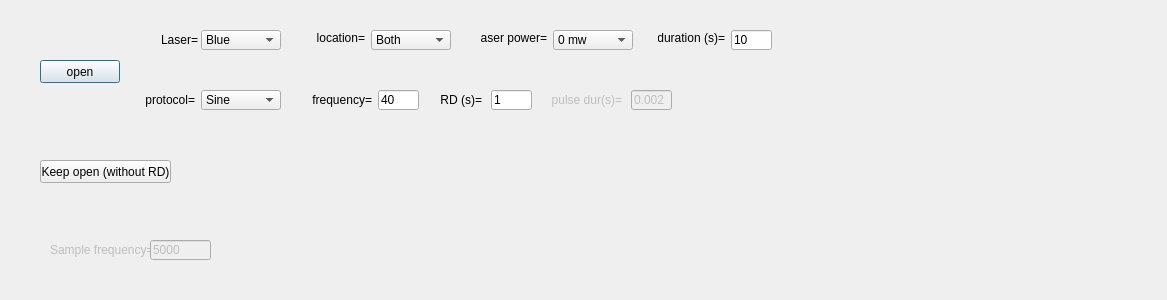
Qt form src/foraging_gui/CalibrationLaser.ui (AllenNeuralDynamics/dynamic-foraging-task) before a commit.
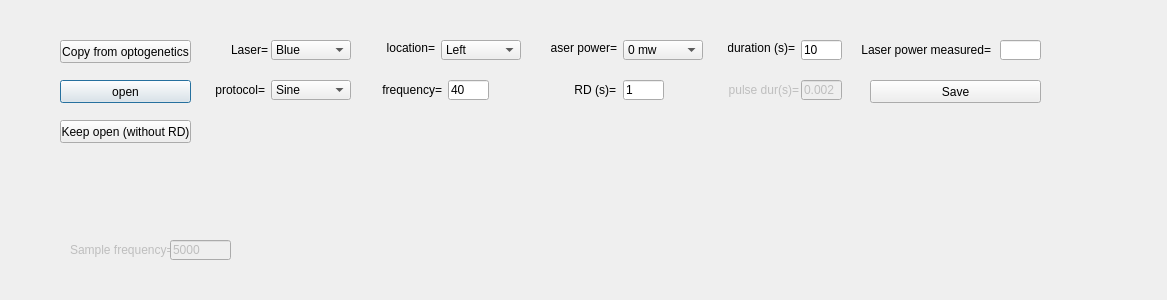
The same form after that commit.

Commit message: Optimized laser calibration code

The edit to the form file:
```diff
--- a/src/foraging_gui/CalibrationLaser.ui
+++ b/src/foraging_gui/CalibrationLaser.ui
@@ -22,8 +22,8 @@
   <widget class="QLineEdit" name="Frequency_1">
    <property name="geometry">
     <rect>
-     <x>378</x>
-     <y>90</y>
+     <x>448</x>
+     <y>80</y>
      <width>41</width>
      <height>20</height>
     </rect>
@@ -41,8 +41,8 @@
   <widget class="QComboBox" name="Protocol_1">
    <property name="geometry">
     <rect>
-     <x>201</x>
-     <y>90</y>
+     <x>271</x>
+     <y>80</y>
      <width>80</width>
      <height>20</height>
     </rect>
@@ -72,8 +72,8 @@
   <widget class="QComboBox" name="Location_1">
    <property name="geometry">
     <rect>
-     <x>371</x>
-     <y>30</y>
+     <x>441</x>
+     <y>40</y>
      <width>80</width>
      <height>20</height>
     </rect>
@@ -84,6 +84,9 @@
      <verstretch>0</verstretch>
     </sizepolicy>
    </property>
+   <property name="currentIndex">
+    <number>1</number>
+   </property>
    <item>
     <property name="text">
      <string>Both</string>
@@ -108,8 +111,8 @@
   <widget class="QLabel" name="label1_12">
    <property name="geometry">
     <rect>
-     <x>144</x>
-     <y>90</y>
+     <x>214</x>
+     <y>80</y>
      <width>51</width>
      <height>20</height>
     </rect>
@@ -133,8 +136,8 @@
   <widget class="QLabel" name="label1_14">
    <property name="geometry">
     <rect>
-     <x>431</x>
-     <y>90</y>
+     <x>565</x>
+     <y>80</y>
      <width>51</width>
      <height>20</height>
     </rect>
@@ -158,8 +161,8 @@
   <widget class="QComboBox" name="LaserPower_1">
    <property name="geometry">
     <rect>
-     <x>553</x>
-     <y>30</y>
+     <x>623</x>
+     <y>40</y>
      <width>80</width>
      <height>20</height>
     </rect>
@@ -204,8 +207,8 @@
   <widget class="QLineEdit" name="Duration_1">
    <property name="geometry">
     <rect>
-     <x>731</x>
-     <y>30</y>
+     <x>801</x>
+     <y>40</y>
      <width>41</width>
      <height>20</height>
     </rect>
@@ -223,8 +226,8 @@
   <widget class="QLineEdit" name="RD_1">
    <property name="geometry">
     <rect>
-     <x>491</x>
-     <y>90</y>
+     <x>623</x>
+     <y>80</y>
      <width>41</width>
      <height>20</height>
     </rect>
@@ -242,8 +245,8 @@
   <widget class="QComboBox" name="Laser_1">
    <property name="geometry">
     <rect>
-     <x>201</x>
-     <y>30</y>
+     <x>271</x>
+     <y>40</y>
      <width>80</width>
      <height>20</height>
     </rect>
@@ -283,8 +286,8 @@
   <widget class="QLabel" name="label1_1">
    <property name="geometry">
     <rect>
-     <x>161</x>
-     <y>30</y>
+     <x>231</x>
+     <y>40</y>
      <width>41</width>
      <height>20</height>
     </rect>
@@ -305,8 +308,8 @@
    </property>
    <property name="geometry">
     <rect>
-     <x>631</x>
-     <y>90</y>
+     <x>801</x>
+     <y>80</y>
      <width>41</width>
      <height>20</height>
     </rect>
@@ -327,8 +330,8 @@
   <widget class="QLabel" name="label1_13">
    <property name="geometry">
     <rect>
-     <x>301</x>
-     <y>90</y>
+     <x>371</x>
+     <y>80</y>
      <width>71</width>
      <height>20</height>
     </rect>
@@ -352,8 +355,8 @@
   <widget class="QLabel" name="label1_2">
    <property name="geometry">
     <rect>
-     <x>317</x>
-     <y>30</y>
+     <x>387</x>
+     <y>40</y>
      <width>48</width>
      <height>16</height>
     </rect>
@@ -380,8 +383,8 @@
    </property>
    <property name="geometry">
     <rect>
-     <x>551</x>
-     <y>90</y>
+     <x>728</x>
+     <y>80</y>
      <width>71</width>
      <height>20</height>
     </rect>
@@ -405,8 +408,8 @@
   <widget class="QLabel" name="label1_5">
    <property name="geometry">
     <rect>
-     <x>658</x>
-     <y>30</y>
+     <x>728</x>
+     <y>40</y>
      <width>67</width>
      <height>16</height>
     </rect>
@@ -430,8 +433,8 @@
   <widget class="QLabel" name="label1_3">
    <property name="geometry">
     <rect>
-     <x>480</x>
-     <y>30</y>
+     <x>550</x>
+     <y>40</y>
      <width>67</width>
      <height>16</height>
     </rect>
@@ -455,9 +458,9 @@
   <widget class="QPushButton" name="Open">
    <property name="geometry">
     <rect>
-     <x>40</x>
-     <y>60</y>
-     <width>80</width>
+     <x>60</x>
+     <y>80</y>
+     <width>131</width>
      <height>23</height>
     </rect>
    </property>
@@ -477,8 +480,8 @@
   <widget class="QPushButton" name="KeepOpen">
    <property name="geometry">
     <rect>
-     <x>40</x>
-     <y>160</y>
+     <x>60</x>
+     <y>120</y>
      <width>131</width>
      <height>23</height>
     </rect>
@@ -502,7 +505,7 @@
    </property>
    <property name="geometry">
     <rect>
-     <x>50</x>
+     <x>70</x>
      <y>240</y>
      <width>111</width>
      <height>20</height>
@@ -518,7 +521,7 @@
    </property>
    <property name="geometry">
     <rect>
-     <x>150</x>
+     <x>170</x>
      <y>240</y>
      <width>61</width>
      <height>20</height>
@@ -528,6 +531,94 @@
     <string>5000</string>
    </property>
   </widget>
+  <widget class="QPushButton" name="CopyFromOpto">
+   <property name="geometry">
+    <rect>
+     <x>60</x>
+     <y>40</y>
+     <width>131</width>
+     <height>23</height>
+    </rect>
+   </property>
+   <property name="sizePolicy">
+    <sizepolicy hsizetype="Expanding" vsizetype="Expanding">
+     <horstretch>0</horstretch>
+     <verstretch>0</verstretch>
+    </sizepolicy>
+   </property>
+   <property name="text">
+    <string>Copy from optogenetics</string>
+   </property>
+   <property name="checkable">
+    <bool>false</bool>
+   </property>
+  </widget>
+  <widget class="QLabel" name="label1_17">
+   <property name="geometry">
+    <rect>
+     <x>860</x>
+     <y>40</y>
+     <width>131</width>
+     <height>20</height>
+    </rect>
+   </property>
+   <property name="sizePolicy">
+    <sizepolicy hsizetype="Expanding" vsizetype="Expanding">
+     <horstretch>0</horstretch>
+     <verstretch>0</verstretch>
+    </sizepolicy>
+   </property>
+   <property name="text">
+    <string>Laser power measured=</string>
+   </property>
+   <property name="textFormat">
+    <enum>Qt::AutoText</enum>
+   </property>
+   <property name="alignment">
+    <set>Qt::AlignRight|Qt::AlignTrailing|Qt::AlignVCenter</set>
+   </property>
+  </widget>
+  <widget class="QLineEdit" name="LaserPowerMeasured">
+   <property name="geometry">
+    <rect>
+     <x>1000</x>
+     <y>40</y>
+     <width>41</width>
+     <height>20</height>
+    </rect>
+   </property>
+   <property name="sizePolicy">
+    <sizepolicy hsizetype="Expanding" vsizetype="Expanding">
+     <horstretch>0</horstretch>
+     <verstretch>0</verstretch>
+    </sizepolicy>
+   </property>
+   <property name="text">
+    <string/>
+   </property>
+  </widget>
+  <widget class="QPushButton" name="Save">
+   <property name="geometry">
+    <rect>
+     <x>870</x>
+     <y>80</y>
+     <width>171</width>
+     <height>23</height>
+    </rect>
+   </property>
+   <property name="sizePolicy">
+    <sizepolicy hsizetype="Expanding" vsizetype="Expanding">
+     <horstretch>0</horstretch>
+     <verstretch>0</verstretch>
+    </sizepolicy>
+   </property>
+   <property name="text">
+    <string>Save</string>
+   </property>
+   <property name="checkable">
+    <bool>true</bool>
+   </property>
+  </widget>
  </widget>
  <resources/>
  <connections/>
```
The commit also changes 5 other files.
